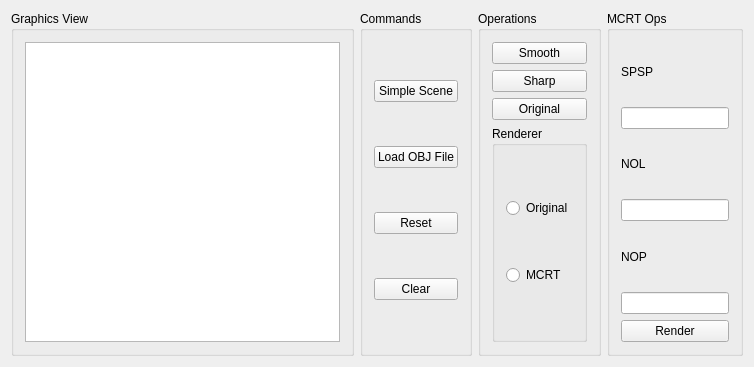
Qt form mainwindow.ui (zkyf/CPURender) before a commit.
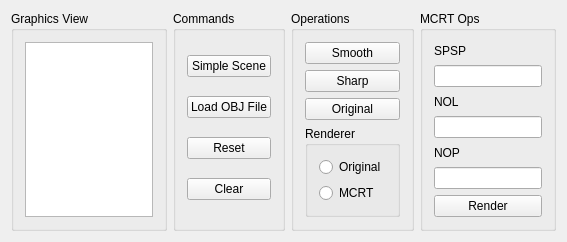
The same form after that commit. Custom widgets are drawn as their Qt base class.

```diff
--- a/mainwindow.ui
+++ b/mainwindow.ui
@@ -6,8 +6,8 @@
    <rect>
     <x>0</x>
     <y>0</y>
-    <width>754</width>
-    <height>367</height>
+    <width>567</width>
+    <height>220</height>
    </rect>
   </property>
   <property name="windowTitle">
```
